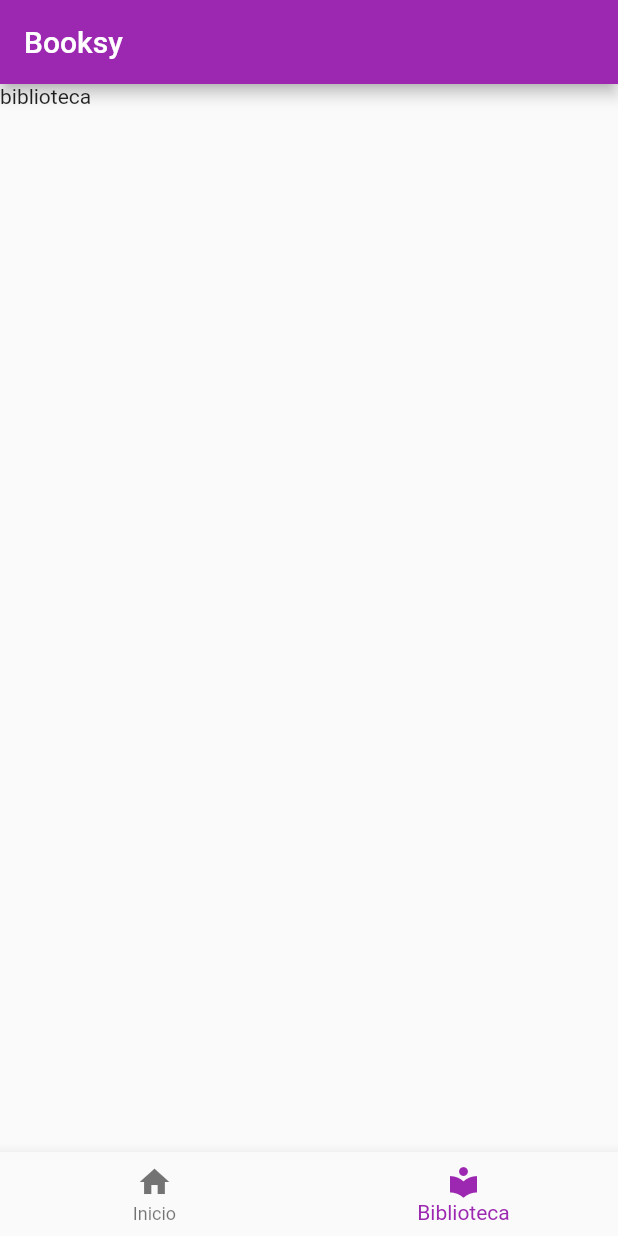
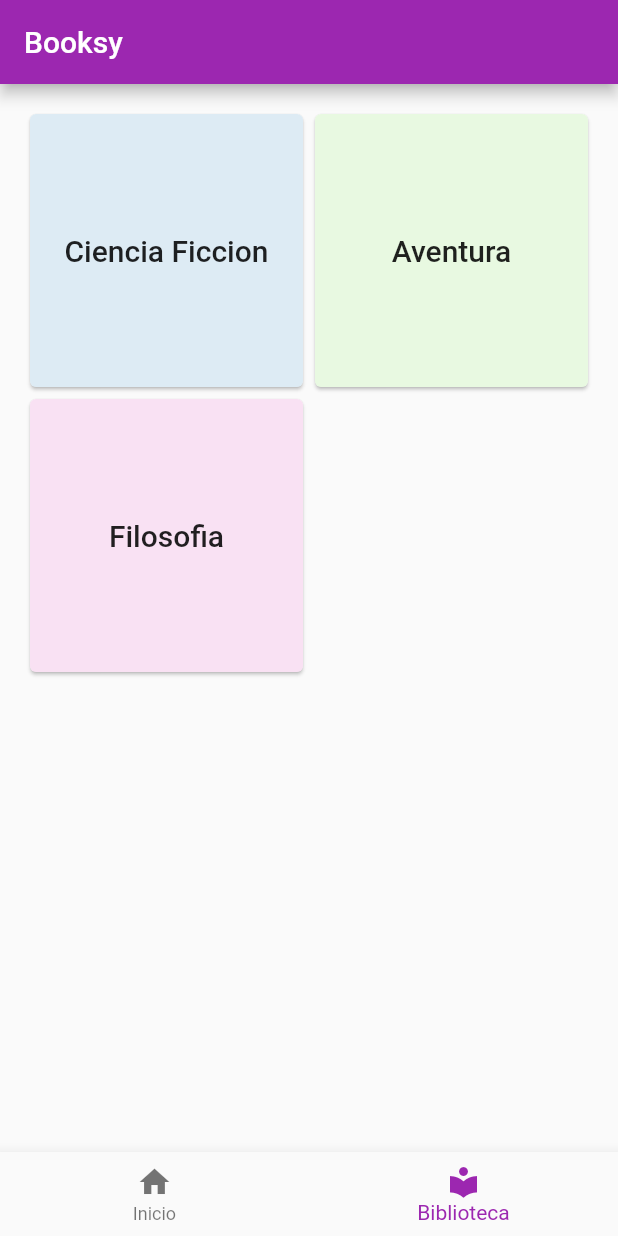
Before and after one commit to FreddyMachaca/APP-Booksy, a Flutter app: the screen it shows after launch, item 2 of the bottom bar chosen, on a phone screen of 412 x 824 dp. Run offline on Flutter 3.47's test engine with Material 2 defaults, Android fonts, the phone set to English and light mode, and no system bars.

Commit message:
Pantalla Biblioteca

```diff
--- /dev/null
+++ b/lib/categories/categories_screen.dart
@@ -0,0 +1,71 @@
+import 'package:booksy_app/model/book_category.dart';
+import 'package:booksy_app/utils.dart';
+import 'package:flutter/material.dart';
+
+class CategoriesScreen extends StatelessWidget{
+  const CategoriesScreen({Key? key}) : super(key: key);
+
+  @override
+  Widget build(BuildContext context) {
+    return BookCategoriesGrid();
+  }
+
+}
+
+class BookCategoriesGrid extends StatelessWidget{
+  const BookCategoriesGrid({Key? key}) : super(key: key);
+
+  final List<BookCategory> _categories= const [
+    BookCategory(1, "Ciencia Ficcion", "#A9CCE3"),
+    BookCategory(2, "Aventura", "#C5F0B3"),
+    BookCategory(3, "Filosofia", "#F0B3E1"),
+  ];
+
+  @override
+  Widget build(BuildContext context) {
+    return Container(
+      margin: const EdgeInsets.all(16.0),
+      child: GridView.builder(
+        itemCount: _categories.length,
+          gridDelegate:
+            const SliverGridDelegateWithFixedCrossAxisCount(crossAxisCount: 2),
+          itemBuilder: (context, index) {
+              return TileCategory(_categories[index]);
+        }
+      ),
+    );
+  }
+}
+
+class TileCategory extends StatelessWidget{
+  final BookCategory _category;
+  const TileCategory(this._category, {Key? key}) : super(key: key);
+
+  @override
+  Widget build(BuildContext context) {
+    return Card(
+      child: InkWell(
+        borderRadius: BorderRadius.circular(4.0),
+        onTap: (){
+          _navigateToBooksWithCategory(_category);
+        },
+        child: Container(
+          alignment: AlignmentDirectional.center,
+          decoration: BoxDecoration(
+            borderRadius: BorderRadius.circular(4.0),
+            color: hexToColor(_category.colorBg),
+          ),
+          child: Text(
+              _category.name,
+              style: Theme.of(context).textTheme.headline6,
+            textAlign: TextAlign.center,
+          ),
+        ),
+      )
+    );
+  }
+
+  void _navigateToBooksWithCategory(BookCategory category) {
+    //navegar a la pantalla de libros de la categoria
+  }
+}
--- a/lib/main.dart
+++ b/lib/main.dart
@@ -1,3 +1,4 @@
+import 'package:booksy_app/categories/categories_screen.dart';
 import 'package:booksy_app/home/home_screen.dart';
 import 'package:flutter/material.dart';
 
@@ -33,14 +34,14 @@
 
   static const List<Widget> _sections=[
     HomeScreen(),
-    Text("biblioteca")
+    CategoriesScreen(),
   ];
 
   @override
   Widget build(BuildContext context) {
     return Scaffold(
       appBar: AppBar(
-        title: Text('Booksy'),
+        title: const Text('Booksy'),
       ),
       bottomNavigationBar: BottomNavigationBar(
         items: const [
--- /dev/null
+++ b/lib/model/book_category.dart
@@ -0,0 +1,8 @@
+class BookCategory {
+  final int id;
+  final String name;
+  final String colorBg;
+
+  const BookCategory(this.id, this.name, this.colorBg);
+
+}
--- /dev/null
+++ b/lib/utils.dart
@@ -0,0 +1,5 @@
+import 'dart:ui';
+
+Color hexToColor(String code) {
+  return Color(int.parse(code.substring(1, 7), radix: 16) + 0x66000000);
+}
```
